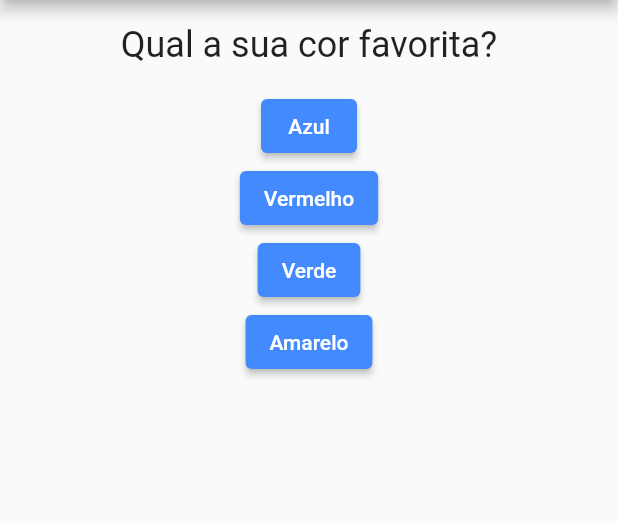
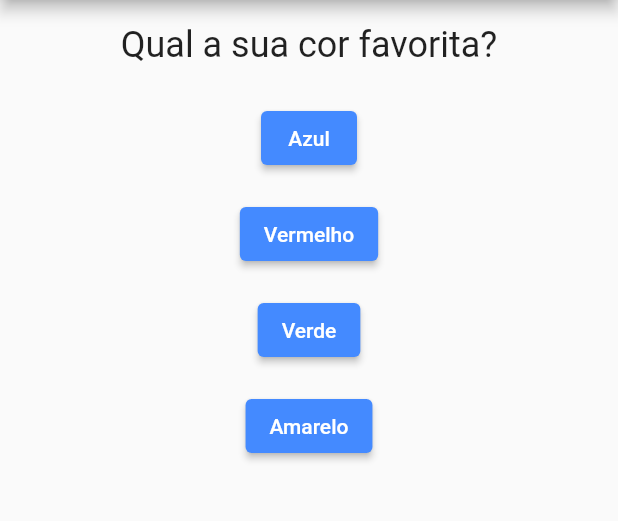
Before and after one commit to silveiraluisf/projeto_flutter_treino_4, a Flutter app: the screen it shows after launch, on a phone screen of 412 x 824 dp, the part 84-605 px from its top. Run offline on Flutter 3.47's test engine with Material 2 defaults, Android fonts, the phone set to English and light mode, and no system bars.

Commit message:
refatorado cod. quiz e result em arquivos separados

```diff
--- a/lib/answer.dart
+++ b/lib/answer.dart
@@ -8,12 +8,15 @@ class Answer extends StatelessWidget {
 
   @override
   Widget build(BuildContext context) {
-    return ElevatedButton(
-      style: ButtonStyle(
-        backgroundColor: MaterialStateProperty.all(Colors.blueAccent),
+    return Padding(
+      padding: const EdgeInsets.all(8.0),
+      child: ElevatedButton(
+        style: ButtonStyle(
+          backgroundColor: MaterialStateProperty.all(Colors.blueAccent),
+        ),
+        onPressed: selectHandler,
+        child: Text(answerText),
       ),
-      onPressed: selectHandler,
-      child: Text(answerText),
     );
   }
 }
--- a/lib/main.dart
+++ b/lib/main.dart
@@ -1,6 +1,6 @@
 import 'package:flutter/material.dart';
-import 'package:projeto_flutter_treino_4/answer.dart';
-import 'package:projeto_flutter_treino_4/question.dart';
+import 'package:projeto_flutter_treino_4/quiz.dart';
+import 'package:projeto_flutter_treino_4/result.dart';
 
 void main() => runApp(MyApp());
 
@@ -10,6 +10,21 @@ class MyApp extends StatefulWidget {
 }
 
 class _MyAppState extends State<MyApp> {
+  final _questions = const [
+    {
+      'questionText': 'Qual a sua cor favorita?',
+      'answers': ['Azul', 'Vermelho', 'Verde', 'Amarelo'],
+    },
+    {
+      'questionText': 'Qual o seu animal favorito?',
+      'answers': ['Tigre', 'Capivara', 'Unicórnio', 'Passarinho'],
+    },
+    {
+      'questionText': 'Qual o seu carro favorito?',
+      'answers': ['Uno', 'Gol', 'Ipanema', 'Escort'],
+    }
+  ];
+
   var _questionIndex = 0;
 
   void _answerQuestion() {
@@ -21,20 +36,6 @@ class _MyAppState extends State<MyApp> {
 
   @override
   Widget build(BuildContext context) {
-    var questions = [
-      {
-        'questionText': 'Qual a sua cor favorita?',
-        'answers': ['Azul', 'Vermelho', 'Verde', 'Amarelo'],
-      },
-      {
-        'questionText': 'Qual o seu animal favorito?',
-        'answers': ['Tigre', 'Capivara', 'Unicórnio', 'Passarinho'],
-      },
-      {
-        'questionText': 'Qual o seu carro favorito?',
-        'answers': ['Uno', 'Gol', 'Ipanema', 'Escort'],
-      }
-    ];
     return MaterialApp(
       home: Scaffold(
         appBar: AppBar(
@@ -43,21 +44,13 @@ class _MyAppState extends State<MyApp> {
           ),
         ),
         body: Center(
-          child: Column(
-            children: [
-              Padding(
-                padding: const EdgeInsets.all(16.0),
-                child: Question(
-                  questions[_questionIndex]['questionText'],
-                ),
-              ),
-              ...(questions[_questionIndex]['answers'] as List<String>)
-                  .map((answer) {
-                return Answer(_answerQuestion, answer);
-              }).toList()
-            ],
-          ),
-        ),
+            child: _questionIndex < _questions.length
+                ? Quiz(
+                    answerQuestion: _answerQuestion,
+                    questionIndex: _questionIndex,
+                    questions: _questions,
+                  )
+                : Result()),
       ),
     );
   }
--- /dev/null
+++ b/lib/quiz.dart
@@ -0,0 +1,31 @@
+import 'package:flutter/material.dart';
+import './question.dart';
+import './answer.dart';
+
+class Quiz extends StatelessWidget {
+  final List<Map<String, Object>> questions;
+  final VoidCallback answerQuestion;
+  final int questionIndex;
+
+  Quiz(
+      {@required this.questions,
+      @required this.answerQuestion,
+      @required this.questionIndex});
+
+  @override
+  Widget build(BuildContext context) {
+    return Column(
+      children: [
+        Padding(
+          padding: const EdgeInsets.all(16.0),
+          child: Question(
+            questions[questionIndex]['questionText'],
+          ),
+        ),
+        ...(questions[questionIndex]['answers'] as List<String>).map((answer) {
+          return Answer(answerQuestion, answer);
+        }).toList()
+      ],
+    );
+  }
+}
--- /dev/null
+++ b/lib/result.dart
@@ -0,0 +1,10 @@
+import 'package:flutter/material.dart';
+
+class Result extends StatelessWidget {
+  const Result({Key key}) : super(key: key);
+
+  @override
+  Widget build(BuildContext context) {
+    return Text('Questionário completado!');
+  }
+}
```
